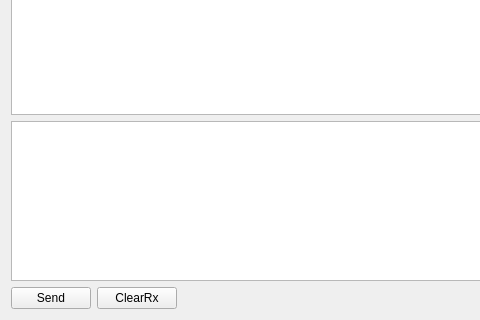
Qt form src/widget.ui (lidq83/ESerialPort) before a commit; both pictures show x 0 to 480 and y 303 to 623 of the 955 by 623 pixel window.
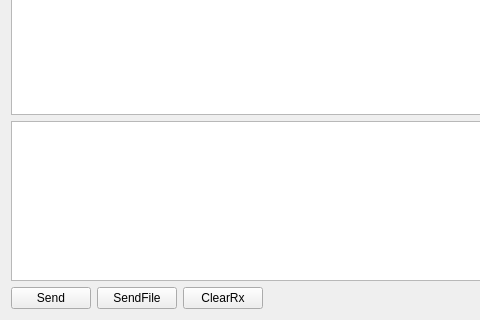
The same form after that commit.

Commit message: 修正了换行显示的问题

Diff of the .ui file:
```diff
--- a/src/widget.ui
+++ b/src/widget.ui
@@ -107,6 +107,13 @@
        </property>
       </widget>
      </item>
+     <item>
+      <widget class="QPushButton" name="btnSendFile">
+       <property name="text">
+        <string>SendFile</string>
+       </property>
+      </widget>
+     </item>
      <item>
       <widget class="QPushButton" name="btnClearRx">
        <property name="text">
```
Left out of the diff: 17 changed lines with no effect on the pictures. The commit also changes 1 other file.
